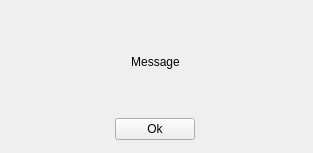
First picture: the form in Biblioteca/UserApp/QtMessageBox.ui, repository EchipaSMC/Biblioteca, before the edit.
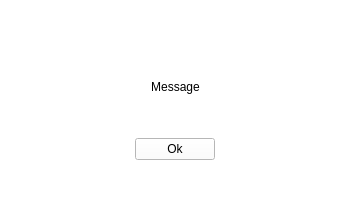
Second picture: the form after the edit.

Diff of the .ui file:
```diff
--- a/Biblioteca/UserApp/QtMessageBox.ui
+++ b/Biblioteca/UserApp/QtMessageBox.ui
@@ -6,20 +6,24 @@
    <rect>
     <x>0</x>
     <y>0</y>
-    <width>313</width>
-    <height>153</height>
+    <width>357</width>
+    <height>199</height>
    </rect>
   </property>
   <property name="windowTitle">
    <string>Warning</string>
   </property>
+  <property name="styleSheet">
+   <string notr="true">background-color: qlineargradient(spread:pad, x1:0, y1:0, x2:1, y2:1, stop:1 rgba(255, 0, 0, 148));
+background-color: rgb(255, 255, 255);</string>
+  </property>
   <widget class="QWidget" name="verticalLayoutWidget">
    <property name="geometry">
     <rect>
-     <x>0</x>
-     <y>0</y>
-     <width>311</width>
-     <height>151</height>
+     <x>30</x>
+     <y>30</y>
+     <width>291</width>
+     <height>141</height>
     </rect>
    </property>
    <layout class="QVBoxLayout" name="verticalLayout">
@@ -46,6 +50,9 @@
         <height>153</height>
        </size>
       </property>
+      <property name="styleSheet">
+       <string notr="true">background-color: rgb(255, 255, 255);</string>
+      </property>
       <property name="text">
        <string>Message</string>
       </property>
@@ -68,6 +75,9 @@
         <height>16777215</height>
        </size>
       </property>
+      <property name="styleSheet">
+       <string notr="true"/>
+      </property>
       <property name="text">
        <string>Ok</string>
       </property>
```
